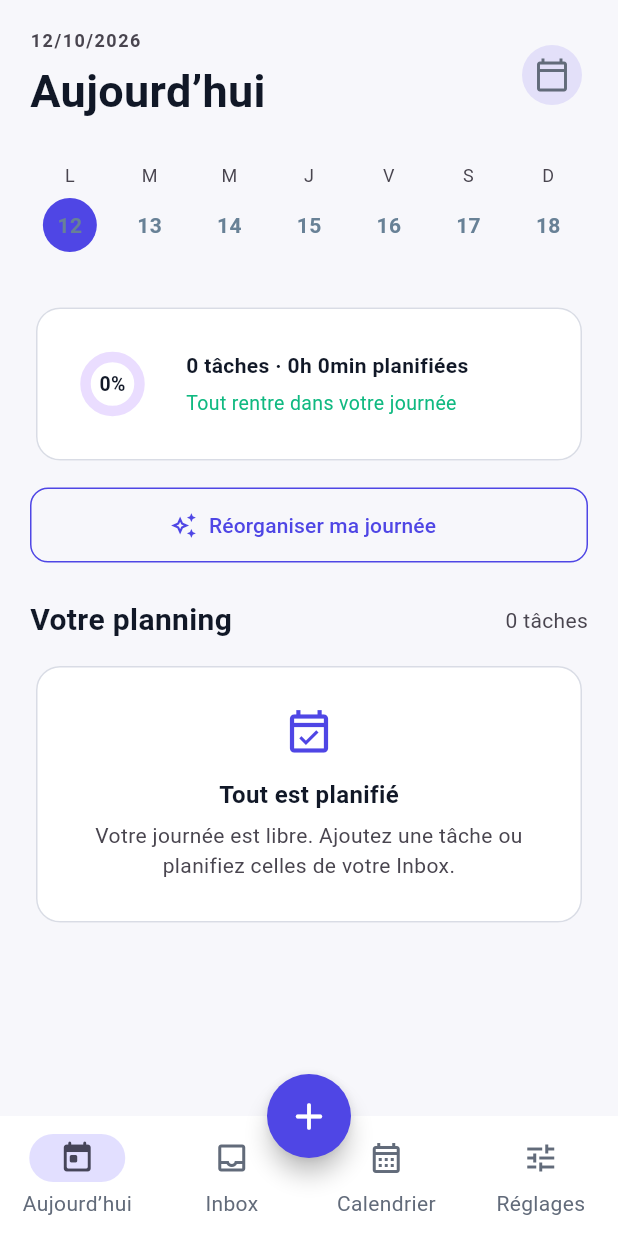
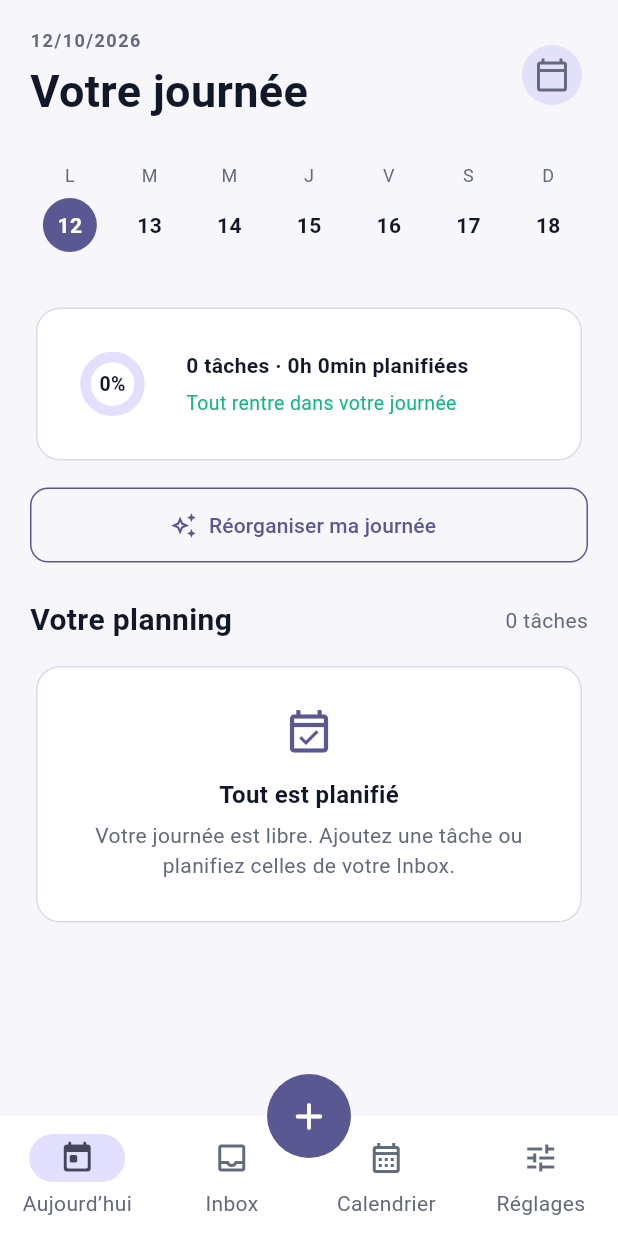
Before and after one commit to andriamiarintsoaKevin/planify, a Flutter app: the screen it shows after launch, after a tap on an icon or button, on a phone screen of 412 x 824 dp. Run offline on Flutter 3.47's test engine with Material 3 defaults, Android fonts, the phone set to English and light mode, and no system bars; our stand-ins replace connectivity_plus, flutter_local_notifications, flutter_timezone, shared_preferences, sqflite, sqflite_common_ffi and 2 more; missing offline and left inert: device_calendar_plus, purchases_flutter; accounts and stored records are empty.

Commit message:
Polish primary screen appearance
Co-authored-by: Copilot <223556219+Copilot@users.noreply.github.com>

```diff
--- a/lib/main.dart
+++ b/lib/main.dart
@@ -174,6 +174,8 @@ class _PlanoAppState extends State<PlanoApp> {
   }
 
   bool get _hasProAppearance => _entitlementService?.isPro ?? false;
+
+  BuildContext get _themeContext => _appContext ?? context;
 
   void _attachEntitlementService(
     EntitlementService service, {
@@ -879,8 +881,11 @@ class _PlanoAppState extends State<PlanoApp> {
       ),
       floatingActionButton: FloatingActionButton(
         onPressed: _showTaskEditor,
-        backgroundColor: _primary,
-        foregroundColor: Colors.white,
+        backgroundColor: Theme.of(_themeContext).colorScheme.primary,
+        foregroundColor: Theme.of(_themeContext).colorScheme.onPrimary,
+        elevation: 0,
+        focusElevation: 0,
+        hoverElevation: 0,
         shape: const CircleBorder(),
         child: const Icon(Icons.add_rounded, size: 30),
       ),
@@ -1407,7 +1412,11 @@ class _PlanoAppState extends State<PlanoApp> {
         padding: const EdgeInsets.symmetric(horizontal: 22, vertical: 28),
         child: Column(
           children: [
-            Icon(icon, size: 34, color: _primary),
+            Icon(
+              icon,
+              size: 34,
+              color: Theme.of(_themeContext).colorScheme.primary,
+            ),
             const SizedBox(height: 12),
             Text(
               title,
@@ -1418,7 +1427,7 @@ class _PlanoAppState extends State<PlanoApp> {
               message,
               textAlign: TextAlign.center,
               style: TextStyle(
-                color: Theme.of(context).colorScheme.onSurfaceVariant,
+                color: Theme.of(_themeContext).colorScheme.onSurfaceVariant,
                 height: 1.4,
               ),
             ),
--- a/lib/ui/screens/calendar_screen.dart
+++ b/lib/ui/screens/calendar_screen.dart
@@ -2,6 +2,7 @@ part of '../../main.dart';
 
 extension _PlanoCalendarScreen on _PlanoAppState {
   Widget _calendarPage() {
+    final context = _themeContext;
     final scheduled =
         _tasks
             .where(
@@ -78,11 +79,11 @@ extension _PlanoCalendarScreen on _PlanoAppState {
                       mainAxisSize: MainAxisSize.min,
                       children: [
                         if (_hasScheduleConflict(task))
-                          const Tooltip(
+                          Tooltip(
                             message: 'Cette tâche chevauche une autre tâche',
                             child: Icon(
                               Icons.warning_amber_rounded,
-                              color: _danger,
+                              color: Theme.of(context).colorScheme.error,
                             ),
                           ),
                         if (task.isLocked)
--- a/lib/ui/screens/inbox_screen.dart
+++ b/lib/ui/screens/inbox_screen.dart
@@ -2,6 +2,7 @@ part of '../../main.dart';
 
 extension _PlanoInboxScreen on _PlanoAppState {
   Widget _inboxPage() {
+    final context = _themeContext;
     final inbox =
         _tasks.where((task) => task.status == TaskStatus.inbox).toList()
           ..sort((a, b) {
@@ -22,7 +23,7 @@ extension _PlanoInboxScreen on _PlanoAppState {
               child: _badge(
                 '${inbox.length} à planifier',
                 Theme.of(context).colorScheme.primaryContainer,
-                _primary,
+                Theme.of(context).colorScheme.primary,
               ),
             ),
           ),
@@ -66,12 +67,12 @@ extension _PlanoInboxScreen on _PlanoAppState {
                           padding: const EdgeInsets.only(right: 22),
                           margin: const EdgeInsets.only(bottom: 10),
                           decoration: BoxDecoration(
-                            color: _danger,
+                            color: Theme.of(context).colorScheme.error,
                             borderRadius: BorderRadius.circular(16),
                           ),
-                          child: const Icon(
+                          child: Icon(
                             Icons.delete_outline,
-                            color: Colors.white,
+                            color: Theme.of(context).colorScheme.onError,
                           ),
                         ),
                         onDismissed: (_) => _deleteTask(task),
@@ -98,7 +99,10 @@ extension _PlanoInboxScreen on _PlanoAppState {
                             : 'Planifier automatiquement les ${inbox.length} tâches',
                       ),
                       style: FilledButton.styleFrom(
-                        backgroundColor: _primary,
+                        backgroundColor: Theme.of(context).colorScheme.primary,
+                        foregroundColor: Theme.of(context)
+                            .colorScheme
+                            .onPrimary,
                         minimumSize: const Size.fromHeight(52),
                         shape: RoundedRectangleBorder(
                           borderRadius: BorderRadius.circular(12),
@@ -122,6 +126,7 @@ extension _PlanoInboxScreen on _PlanoAppState {
   }
 
   Widget _taskCard(PlanoTask task) {
+    final context = _themeContext;
     final projectColor = _projectColor(task.project);
     final priorityColor = _priorityColor(context, task.priority);
     return Card(
@@ -184,7 +189,7 @@ extension _PlanoInboxScreen on _PlanoAppState {
                           ),
                         if (task.dueDate != null)
                           _badge(
-                            'Avant ${_clock(task.dueDate!)}',
+                            'Avant ${_formatDate(task.dueDate!)}',
                             _priorityTint(context, TaskPriority.high),
                             _priorityColor(context, TaskPriority.high),
                           ),
@@ -196,9 +201,9 @@ extension _PlanoInboxScreen on _PlanoAppState {
               IconButton(
                 tooltip: 'Planifier cette tâche',
                 onPressed: () => _openPlannerSetup(onlyTask: task),
-                icon: const Icon(
+                icon: Icon(
                   Icons.calendar_month_outlined,
-                  color: _primary,
+                  color: Theme.of(context).colorScheme.primary,
                 ),
               ),
             ],
--- a/lib/ui/screens/settings_screen.dart
+++ b/lib/ui/screens/settings_screen.dart
@@ -2,6 +2,7 @@ part of '../../main.dart';
 
 extension _PlanoSettingsScreen on _PlanoAppState {
   Widget _settingsPage() {
+    final context = _themeContext;
     return Scaffold(
       appBar: AppBar(
         title: const Text(
--- a/lib/ui/screens/today_screen.dart
+++ b/lib/ui/screens/today_screen.dart
@@ -2,6 +2,7 @@ part of '../../main.dart';
 
 extension _PlanoTodayScreen on _PlanoAppState {
   Widget _todayPage() {
+    final context = _themeContext;
     final scheduled =
         _tasks
             .where(
@@ -48,9 +49,11 @@ extension _PlanoTodayScreen on _PlanoAppState {
                           ),
                         ),
                         const SizedBox(height: 4),
-                        const Text(
-                          'Aujourd’hui',
-                          style: TextStyle(
+                        Text(
+                          _sameDay(_selectedDate, DateTime.now())
+                              ? 'Aujourd’hui'
+                              : 'Votre journée',
+                          style: const TextStyle(
                             fontSize: 30,
                             fontWeight: FontWeight.w700,
                           ),
@@ -75,9 +78,11 @@ extension _PlanoTodayScreen on _PlanoAppState {
                 icon: const Icon(Icons.auto_awesome_outlined),
                 label: const Text('Réorganiser ma journée'),
                 style: OutlinedButton.styleFrom(
-                  foregroundColor: _primary,
+                  foregroundColor: Theme.of(context).colorScheme.primary,
                   minimumSize: const Size.fromHeight(50),
-                  side: const BorderSide(color: _primary),
+                  side: BorderSide(
+                    color: Theme.of(context).colorScheme.primary,
+                  ),
                   shape: RoundedRectangleBorder(
                     borderRadius: BorderRadius.circular(12),
                   ),
@@ -132,6 +137,7 @@ extension _PlanoTodayScreen on _PlanoAppState {
   }
 
   Widget _dayStrip() {
+    final context = _themeContext;
     final firstDay = _selectedDate.subtract(
       Duration(days: (_selectedDate.weekday - DateTime.monday) % 7),
     );
@@ -164,14 +170,18 @@ extension _PlanoTodayScreen on _PlanoAppState {
                     height: 36,
                     alignment: Alignment.center,
                     decoration: BoxDecoration(
-                      color: isSelected ? _primary : Colors.transparent,
+                      color: isSelected
+                          ? Theme.of(context).colorScheme.primary
+                          : Colors.transparent,
                       shape: BoxShape.circle,
                     ),
                     child: Text(
                       '${date.day}',
                       style: TextStyle(
                         fontWeight: FontWeight.w600,
-                        color: const Color.fromARGB(255, 104, 129, 150),
+                        color: isSelected
+                            ? Theme.of(context).colorScheme.onPrimary
+                            : Theme.of(context).colorScheme.onSurface,
                       ),
                     ),
                   ),
@@ -180,7 +190,9 @@ extension _PlanoTodayScreen on _PlanoAppState {
                     width: 4,
                     height: 4,
                     decoration: BoxDecoration(
-                      color: hasTasks ? _primary : Colors.transparent,
+                      color: hasTasks
+                          ? Theme.of(context).colorScheme.primary
+                          : Colors.transparent,
                       shape: BoxShape.circle,
                     ),
                   ),
@@ -194,6 +206,7 @@ extension _PlanoTodayScreen on _PlanoAppState {
   }
 
   Widget _summaryCard(int taskCount, int totalMinutes, double load) {
+    final context = _themeContext;
     final hours = totalMinutes ~/ 60;
     final minutes = totalMinutes % 60;
     return Card(
@@ -213,7 +226,9 @@ extension _PlanoTodayScreen on _PlanoAppState {
                     backgroundColor: Theme.of(context)
                         .colorScheme
                         .primaryContainer,
-                    color: load >= 1 ? _warning : _primary,
+                    color: load >= 1
+                        ? _warning
+                        : Theme.of(context).colorScheme.primary,
                   ),
                   Text(
                     '${(load * 100).round()}%',
@@ -438,15 +453,12 @@ extension _PlanoTodayScreen on _PlanoAppState {
                                             task.title,
                                             maxLines: 1,
                                             overflow: TextOverflow.ellipsis,
-                                            style: const TextStyle(
+                                            style: TextStyle(
                                               fontSize: 12,
                                               fontWeight: FontWeight.w600,
-                                              color: Color.fromARGB(
-                                                255,
-                                                47,
-                                                43,
-                                                43,
-                                              ),
+                                              color: Theme.of(context)
+                                                  .colorScheme
+                                                  .onSurface,
                                             ),
                                           ),
                                         ),
@@ -462,12 +474,14 @@ extension _PlanoTodayScreen on _PlanoAppState {
                                             ),
                                           ),
                                         if (_hasScheduleConflict(task))
-                                          const Padding(
+                                          Padding(
                                             padding: EdgeInsets.only(left: 3),
                                             child: Icon(
                                               Icons.warning_amber_rounded,
                                               size: 15,
-                                              color: _danger,
+                                              color: Theme.of(context)
+                                                  .colorScheme
+                                                  .error,
                                             ),
                                           ),
                                       ],
@@ -484,12 +498,9 @@ extension _PlanoTodayScreen on _PlanoAppState {
                                         ),
                                         style: TextStyle(
                                           fontSize: 10,
-                                          color: Color.fromARGB(
-                                            255,
-                                            47,
-                                            43,
-                                            43,
-                                          ),
+                                          color: Theme.of(context)
+                                              .colorScheme
+                                              .onSurfaceVariant,
                                         ),
                                       ),
                                   ],
@@ -509,10 +520,19 @@ extension _PlanoTodayScreen on _PlanoAppState {
                           hourHeight,
                       left: 52,
                       right: 8,
-                      child: const Row(
+                      child: Row(
                         children: [
-                          Icon(Icons.circle, size: 8, color: _danger),
-                          Expanded(child: Divider(color: _danger, height: 1)),
+                          Icon(
+                            Icons.circle,
+                            size: 8,
+                            color: Theme.of(context).colorScheme.error,
+                          ),
+                          Expanded(
+                            child: Divider(
+                              color: Theme.of(context).colorScheme.error,
+                              height: 1,
+                            ),
+                          ),
                         ],
                       ),
                     ),
@@ -535,6 +555,7 @@ extension _PlanoTodayScreen on _PlanoAppState {
     required Widget child,
     bool isTaskBubble = false,
   }) {
+    final context = _themeContext;
     final top = taskTopOffset(start, dayStart);
     final height = taskHeight(duration);
     return Positioned(
@@ -577,7 +598,9 @@ extension _PlanoTodayScreen on _PlanoAppState {
     );
   }
 
-  Widget _eventTile(FixedEvent event) => Card(
+  Widget _eventTile(FixedEvent event) {
+    final context = _themeContext;
+    return Card(
       child: ListTile(
         leading: Icon(
           Icons.event_available_outlined,
@@ -589,3 +612,4 @@ extension _PlanoTodayScreen on _PlanoAppState {
       ),
     );
   }
+}
```
Lines whose indentation alone changed are shown as unchanged.
